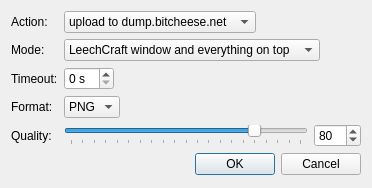
Old version of the form src/plugins/auscrie/shooterdialog.ui in the repository 0xd34df00d/leechcraft.
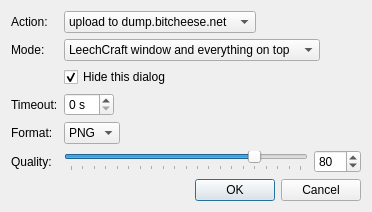
New version of the form.

Commit message: Auscrie: hiding the dialog works (though sucks).

What changed in the file:
```diff
--- a/src/plugins/auscrie/shooterdialog.ui
+++ b/src/plugins/auscrie/shooterdialog.ui
@@ -7,7 +7,7 @@
     <x>0</x>
     <y>0</y>
     <width>372</width>
-    <height>188</height>
+    <height>212</height>
    </rect>
   </property>
   <property name="windowTitle">
@@ -48,28 +48,28 @@
      </item>
     </widget>
    </item>
-   <item row="2" column="0">
+   <item row="3" column="0">
     <widget class="QLabel" name="label">
      <property name="text">
       <string>Timeout:</string>
      </property>
     </widget>
    </item>
-   <item row="2" column="1">
+   <item row="3" column="1">
     <widget class="QSpinBox" name="Timeout_">
      <property name="suffix">
       <string> s</string>
      </property>
     </widget>
    </item>
-   <item row="3" column="0">
+   <item row="4" column="0">
     <widget class="QLabel" name="label_3">
      <property name="text">
       <string>Format:</string>
      </property>
     </widget>
    </item>
-   <item row="3" column="1">
+   <item row="4" column="1">
     <widget class="QComboBox" name="Format_">
      <item>
       <property name="text">
@@ -83,14 +83,14 @@
      </item>
     </widget>
    </item>
-   <item row="4" column="0">
+   <item row="5" column="0">
     <widget class="QLabel" name="SettingLabel_">
      <property name="text">
       <string>Quality:</string>
      </property>
     </widget>
    </item>
-   <item row="4" column="1">
+   <item row="5" column="1">
     <layout class="QHBoxLayout" name="horizontalLayout">
      <item>
       <widget class="QSlider" name="QualitySlider_">
@@ -126,7 +126,7 @@
      </item>
     </layout>
    </item>
-   <item row="5" column="0" colspan="2">
+   <item row="6" column="0" colspan="2">
     <widget class="QDialogButtonBox" name="buttonBox">
      <property name="orientation">
       <enum>Qt::Horizontal</enum>
@@ -167,6 +167,16 @@
      </item>
     </widget>
    </item>
+   <item row="2" column="1">
+    <widget class="QCheckBox" name="HideThis_">
+     <property name="text">
+      <string>Hide this dialog</string>
+     </property>
+     <property name="checked">
+      <bool>true</bool>
+     </property>
+    </widget>
+   </item>
   </layout>
  </widget>
  <resources/>
```
The commit also changes 3 other files.
